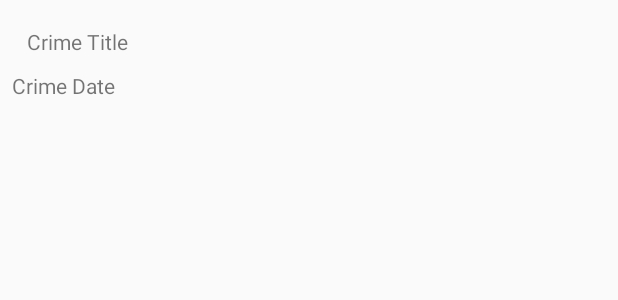
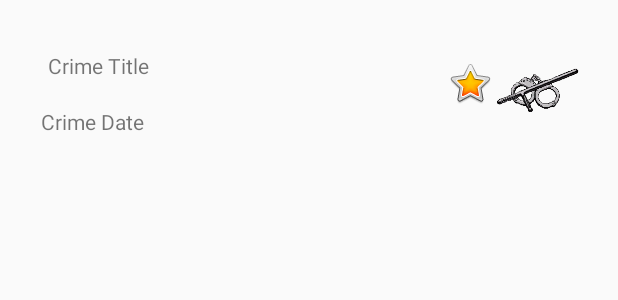
Before and after one commit to SammyBM/CriminalIntent, an Android app: the layout list_item_crime.xml on its own in the app's theme, with its tools: preview values and no code run, on a phone screen of 412 x 824 dp. Shown: the top 300 px of the screen. Run offline under Robolectric (Android 15) with nearby library versions, the phone set to English and light mode, and no system bars.

Commit message:
Version 2.0: Added logos for serious and solved crimes, implemented constraint layouts on items. Implemented toasts when clicked. List corrected!
   Class Crime now has boolean Serious

```diff
--- a/app/src/main/java/com/example/criminalintent/CrimeLab.java
+++ b/app/src/main/java/com/example/criminalintent/CrimeLab.java
@@ -23,6 +23,7 @@ public class CrimeLab {
             Crime crime = new Crime();
             crime.setmTitle("Crime # " + i);
             crime.setmSolved(i % 2 == 0);
+            crime.setSeriousCrime(i % 3 == 0);
             mCrimes.add(crime);
         }
     }
--- a/app/src/main/res/layout/list_item_crime.xml
+++ b/app/src/main/res/layout/list_item_crime.xml
@@ -1,24 +1,59 @@
 <?xml version="1.0" encoding="utf-8"?>
-<LinearLayout xmlns:android="http://schemas.android.com/apk/res/android"
+<androidx.constraintlayout.widget.ConstraintLayout xmlns:android="http://schemas.android.com/apk/res/android"
+    xmlns:app="http://schemas.android.com/apk/res-auto"
+    xmlns:tools="http://schemas.android.com/tools"
     android:layout_width="match_parent"
-    android:layout_height="match_parent"
+    android:layout_height="wrap_content"
     android:padding="8dp"
     android:orientation="vertical">
 
     <TextView
-        android:layout_width="match_parent"
-        android:layout_height="wrap_content"
         android:id="@+id/crime_title"
+        android:layout_width="267dp"
+        android:layout_height="37dp"
+        android:layout_marginTop="16dp"
+        android:padding="10dp"
         android:text="Crime Title"
-        android:padding="10dp"
-        ></TextView>
+        app:layout_constraintEnd_toStartOf="@+id/solved_image"
+        app:layout_constraintHorizontal_bias="0.266"
+        app:layout_constraintStart_toStartOf="parent"
+        app:layout_constraintTop_toTopOf="parent"></TextView>
 
     <TextView
-        android:layout_width="match_parent"
+        android:id="@+id/crime_date"
+        android:layout_width="243dp"
+        android:layout_height="22dp"
+        android:layout_margin="10dp"
+        android:text="Crime Date"
+        app:layout_constraintEnd_toStartOf="@+id/solved_image"
+        app:layout_constraintHorizontal_bias="0.16"
+        app:layout_constraintStart_toStartOf="parent"
+        app:layout_constraintTop_toBottomOf="@+id/crime_title"></TextView>
+
+    <ImageView
+        android:id="@+id/solved_image"
+        android:layout_width="60dp"
+        android:layout_height="46dp"
+        android:layout_marginEnd="16dp"
+        android:layout_marginRight="16dp"
+        app:layout_constraintBottom_toBottomOf="@+id/crime_date"
+        app:layout_constraintEnd_toEndOf="parent"
+        app:layout_constraintTop_toTopOf="@+id/crime_title"
+        app:srcCompat="@drawable/baton_cuffs_logo" />
+
+    <ImageView
+        android:id="@+id/serious_image"
+        android:layout_width="wrap_content"
         android:layout_height="wrap_content"
-        android:id="@+id/crime_date"
-        android:text="Crime Date"
-    ></TextView>
+        android:layout_marginStart="8dp"
+        android:layout_marginLeft="8dp"
+        app:layout_constraintBottom_toTopOf="@+id/crime_date"
+        app:layout_constraintEnd_toStartOf="@+id/solved_image"
+        app:layout_constraintHorizontal_bias="0.0"
+        app:layout_constraintStart_toEndOf="@+id/crime_title"
+        app:layout_constraintTop_toBottomOf="@+id/crime_title"
+        app:layout_constraintVertical_bias="1.0"
+        app:srcCompat="@android:drawable/btn_star_big_on" />
 
 
-</LinearLayout>
+</androidx.constraintlayout.widget.ConstraintLayout>
```
Also changed, not shown: app/src/main/java/com/example/criminalintent/Crime.java (+8 -0 lines), app/src/main/java/com/example/criminalintent/CrimeListFragment.java (+43 -1 lines), app/src/main/res/drawable/baton_cuffs_logo.gif (added).
